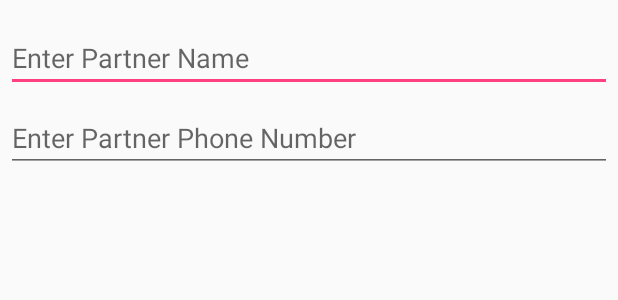
After one commit to terihuang/CoupleTone_Andriod_Project-, an Android app: the layout partnerwindow.xml on its own in the app's theme, with its tools: preview values and no code run, on a phone screen of 412 x 824 dp. The commit adds this screen. Shown: the top 300 px of the screen. Run offline under Robolectric (Android 15) with nearby library versions, the phone set to English and light mode, and no system bars.

```diff
--- /dev/null
+++ b/app/src/main/res/layout/partnerwindow.xml
@@ -0,0 +1,26 @@
+<?xml version="1.0" encoding="utf-8"?>
+<LinearLayout xmlns:android="http://schemas.android.com/apk/res/android"
+    android:orientation="vertical" android:layout_width="match_parent"
+    android:layout_height="match_parent">
+    <EditText
+        android:id="@+id/name"
+        android:layout_width="match_parent"
+        android:layout_height="wrap_content"
+        android:layout_marginTop="16dp"
+        android:layout_marginLeft="4dp"
+        android:layout_marginRight="4dp"
+        android:layout_marginBottom="4dp"
+        android:hint="Enter Partner Name"
+         />
+    <EditText
+        android:id="@+id/phone"
+        android:layout_width="match_parent"
+        android:layout_height="wrap_content"
+        android:layout_marginTop="4dp"
+        android:layout_marginLeft="4dp"
+        android:layout_marginRight="4dp"
+        android:layout_marginBottom="16dp"
+        android:fontFamily="sans-serif"
+        android:hint="Enter Partner Phone Number"
+         />
+</LinearLayout>
--- a/app/src/main/res/values/strings.xml
+++ b/app/src/main/res/values/strings.xml
@@ -1,4 +1,4 @@
 <resources>
-    <string name="app_name">TestApp</string>
-    <string name="title_activity_maps">Map</string>
+    <string name="app_name">CoupleTones</string>
+    <string name="title_activity_maps">CoupleTones</string>
 </resources>
```
Also changed, not shown: app/src/main/java/com/example/khor_000/testapp/MapsActivity.java (+109 -22 lines), app/src/main/res/layout/activity_maps.xml (+7 -0 lines).
